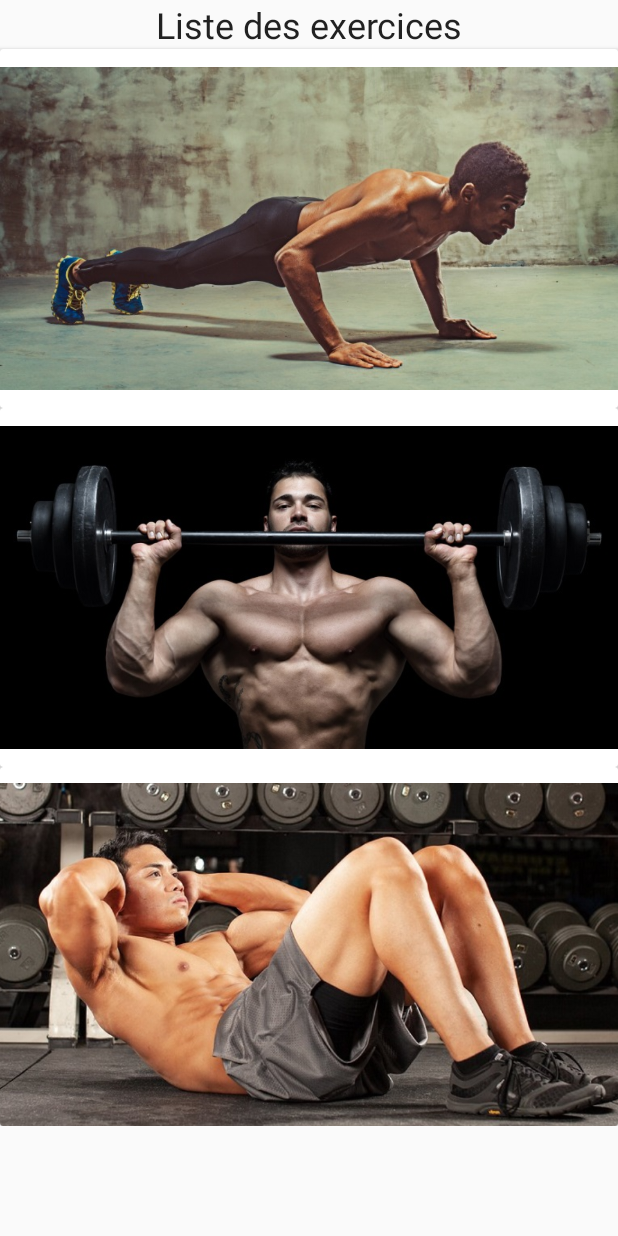
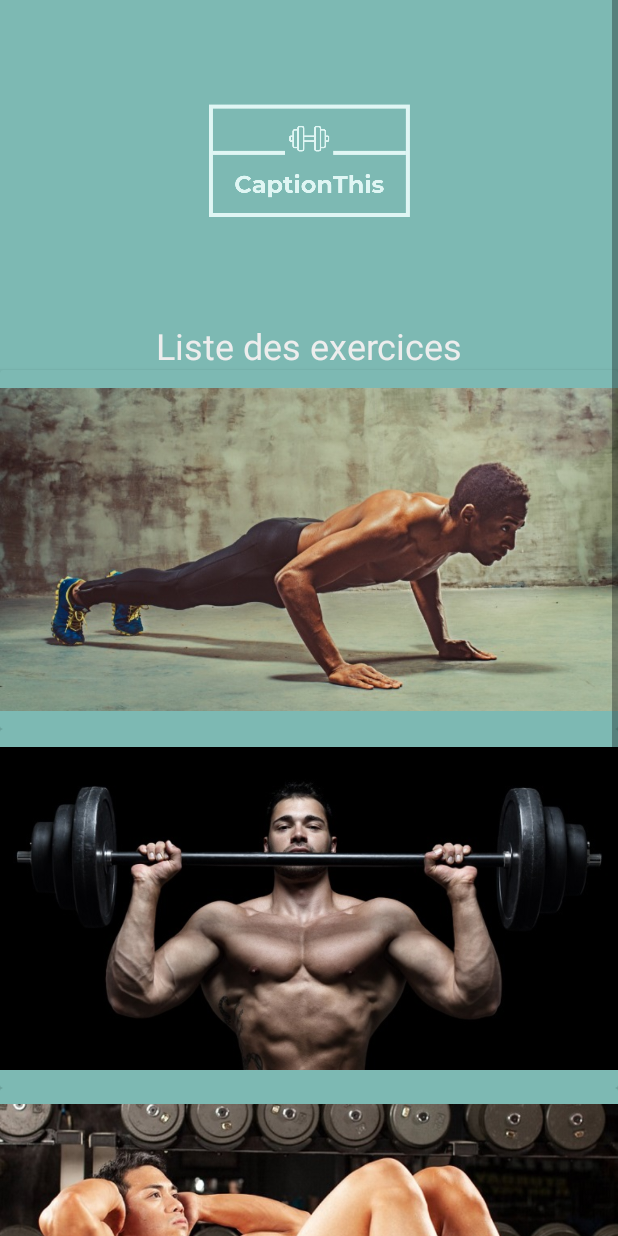
Before and after one commit to MagicFame/CaptionThis, an Android app: the ListExercice screen opened directly, with no data from a screen before it, on a phone screen of 412 x 824 dp. Run offline under Robolectric (Android 15) with nearby library versions, the phone set to English and light mode, and no system bars.

Commit message:
Modification page menu

```diff
--- a/app/src/main/res/layout/list_exercices.xml
+++ b/app/src/main/res/layout/list_exercices.xml
@@ -5,22 +5,39 @@
     xmlns:tools="http://schemas.android.com/tools"
     android:layout_width="fill_parent"
     android:layout_height="fill_parent">
+
     <LinearLayout
-        android:orientation="vertical" android:layout_width="match_parent"
-    android:layout_height="match_parent">
+        android:layout_width="match_parent"
+        android:layout_height="match_parent"
+        android:background="@color/blueCaptionThis"
+        android:orientation="vertical">
+
+        <ImageView
+            android:id="@+id/imageView13"
+            android:layout_width="match_parent"
+            android:layout_height="214dp"
+            android:layout_weight="1"
+            android:adjustViewBounds="true"
+            android:background="@color/blueCaptionThis"
+            android:backgroundTint="@color/blueCaptionThis"
+            android:backgroundTintMode="src_atop"
+            app:srcCompat="@drawable/logo" />
 
         <TextView
             android:id="@+id/textView2"
             android:layout_width="match_parent"
-            android:layout_height="wrap_content"
+            android:layout_height="match_parent"
             android:gravity="center"
             android:text="Liste des exercices"
+            android:textAlignment="center"
             android:textAppearance="@style/TextAppearance.AppCompat.Large"
+            android:textColor="@color/lightgray"
             android:textSize="24sp" />
 
         <androidx.cardview.widget.CardView
             android:layout_width="match_parent"
-            android:layout_height="239dp">
+            android:layout_height="239dp"
+            app:cardBackgroundColor="@color/blueCaptionThis">
 
             <androidx.constraintlayout.widget.ConstraintLayout
                 android:id="@+id/card_view"
@@ -43,7 +60,8 @@
 
         <androidx.cardview.widget.CardView
             android:layout_width="match_parent"
-            android:layout_height="239dp">
+            android:layout_height="239dp"
+            app:cardBackgroundColor="@color/blueCaptionThis">
 
             <androidx.constraintlayout.widget.ConstraintLayout
                 android:id="@+id/card_view1"
@@ -64,7 +82,8 @@
 
         <androidx.cardview.widget.CardView
             android:layout_width="match_parent"
-            android:layout_height="239dp">
+            android:layout_height="239dp"
+            app:cardBackgroundColor="@color/blueCaptionThis">
 
             <androidx.constraintlayout.widget.ConstraintLayout
                 android:id="@+id/card_view2"
--- a/app/src/main/res/layout/menu.xml
+++ b/app/src/main/res/layout/menu.xml
@@ -67,7 +67,6 @@
                         android:id="@+id/textView11"
                         android:layout_width="wrap_content"
                         android:layout_height="wrap_content"
-                        android:layout_marginTop="4dp"
                         android:text="Profil"
                         android:textAlignment="textStart"
                         android:textColor="@color/lightgray"
@@ -100,13 +99,12 @@
                         app:layout_constraintEnd_toEndOf="parent"
                         app:layout_constraintStart_toStartOf="parent"
                         app:layout_constraintTop_toTopOf="parent"
-                        app:srcCompat="@drawable/settings" />
+                        app:srcCompat="@drawable/settings_wait" />
 
                     <TextView
                         android:id="@+id/textView12"
                         android:layout_width="wrap_content"
                         android:layout_height="wrap_content"
-                        android:layout_marginTop="4dp"
                         android:text="Réglages"
                         android:textAlignment="textStart"
                         android:textColor="@color/lightgray"
```
Also changed, not shown: app/src/main/res/drawable/settings_wait.png (added).
